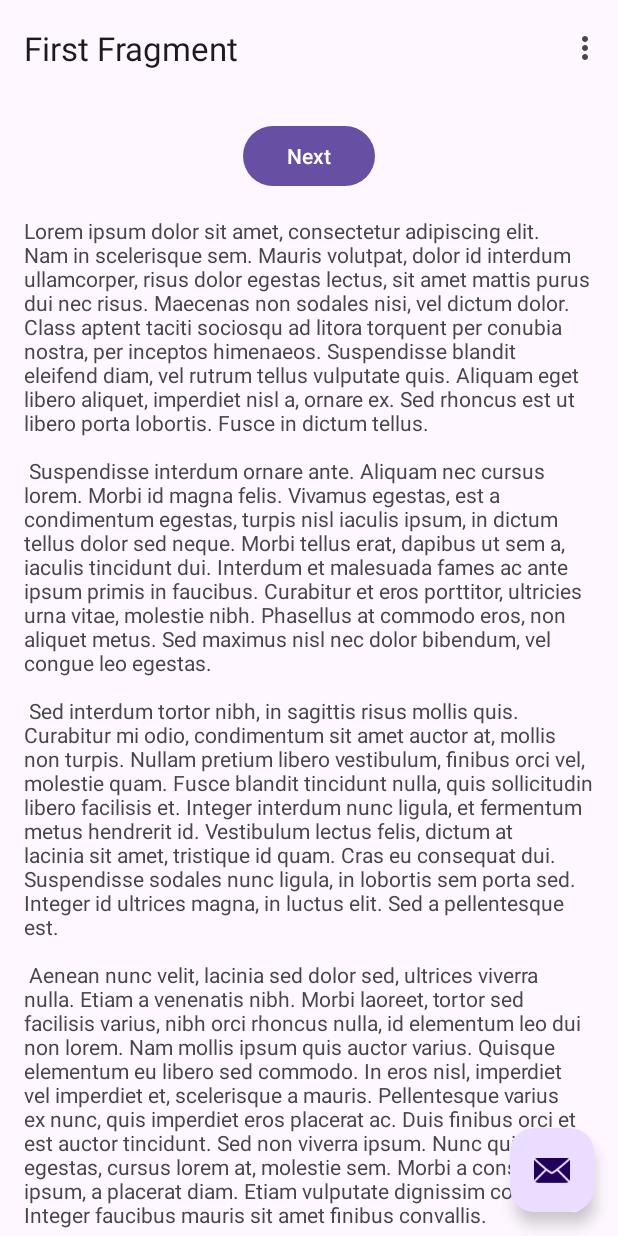
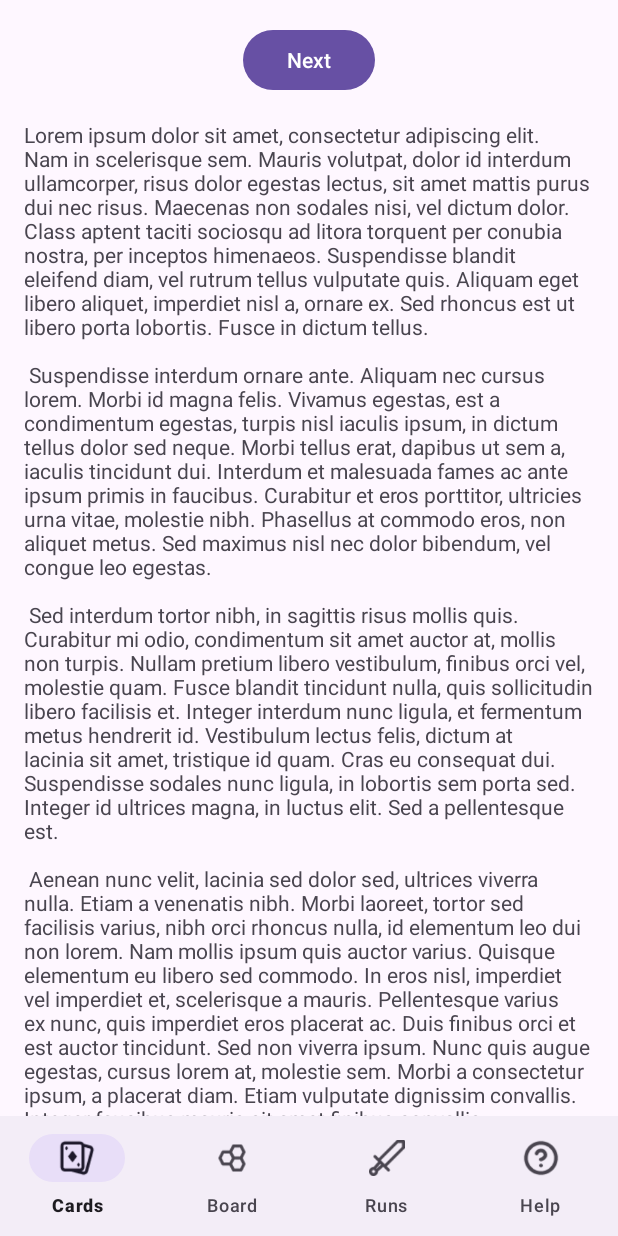
Before and after one commit to GazerJin/Rumblebees-App, an Android app: the screen it shows after launch (MainActivity), on a phone screen of 412 x 824 dp. Run offline under Robolectric (Android 15) with nearby library versions, the phone set to English and light mode, and no system bars.

Commit message:
Refactor: Updated navbar in main activity and refactored FirstFragment class to CardFragment

```diff
--- a/app/src/main/java/com/mobdeve/s15/bautista/samantha/gamedesapp/FirstFragment.java
+++ b/app/src/main/java/com/mobdeve/s15/bautista/samantha/gamedesapp/CardsFragment.java
@@ -11,7 +11,7 @@ import androidx.navigation.fragment.NavHostFragment;
 
 import com.mobdeve.s15.bautista.samantha.gamedesapp.databinding.FragmentFirstBinding;
 
-public class FirstFragment extends Fragment {
+public class CardsFragment extends Fragment {
 
     private FragmentFirstBinding binding;
 
@@ -32,7 +32,7 @@ public class FirstFragment extends Fragment {
         binding.buttonFirst.setOnClickListener(new View.OnClickListener() {
             @Override
             public void onClick(View view) {
-                NavHostFragment.findNavController(FirstFragment.this)
+                NavHostFragment.findNavController(CardsFragment.this)
                         .navigate(R.id.action_FirstFragment_to_SecondFragment);
             }
         });
--- a/app/src/main/java/com/mobdeve/s15/bautista/samantha/gamedesapp/MainActivity.java
+++ b/app/src/main/java/com/mobdeve/s15/bautista/samantha/gamedesapp/MainActivity.java
@@ -1,77 +1,51 @@
 package com.mobdeve.s15.bautista.samantha.gamedesapp;
 
 import android.os.Bundle;
-
-import com.google.android.material.snackbar.Snackbar;
-
+import com.google.android.material.bottomnavigation.BottomNavigationView;
 import androidx.appcompat.app.AppCompatActivity;
-
-import android.view.View;
-
-import androidx.navigation.NavController;
-import androidx.navigation.Navigation;
-import androidx.navigation.ui.AppBarConfiguration;
-import androidx.navigation.ui.NavigationUI;
-
-import com.mobdeve.s15.bautista.samantha.gamedesapp.databinding.ActivityMainBinding;
-
-import android.view.Menu;
-import android.view.MenuItem;
+import androidx.fragment.app.Fragment;
 
 public class MainActivity extends AppCompatActivity {
-
-    private AppBarConfiguration appBarConfiguration;
-    private ActivityMainBinding binding;
 
     @Override
     protected void onCreate(Bundle savedInstanceState) {
         super.onCreate(savedInstanceState);
+        setContentView(R.layout.activity_main);
 
-        binding = ActivityMainBinding.inflate(getLayoutInflater());
-        setContentView(binding.getRoot());
+        // Initialize navbar
+        BottomNavigationView navbar = findViewById(R.id.navbarBnv);
 
-        setSupportActionBar(binding.toolbar);
-
-        NavController navController = Navigation.findNavController(this, R.id.nav_host_fragment_content_main);
-        appBarConfiguration = new AppBarConfiguration.Builder(navController.getGraph()).build();
-        NavigationUI.setupActionBarWithNavController(this, navController, appBarConfiguration);
-
-        binding.fab.setOnClickListener(new View.OnClickListener() {
-            @Override
-            public void onClick(View view) {
-                Snackbar.make(view, "Replace with your own action", Snackbar.LENGTH_LONG)
-                        .setAnchorView(R.id.fab)
-                        .setAction("Action", null).show();
-            }
-        });
-    }
-
-    @Override
-    public boolean onCreateOptionsMenu(Menu menu) {
-        // Inflate the menu; this adds items to the action bar if it is present.
-        getMenuInflater().inflate(R.menu.navbar, menu);
-        return true;
-    }
-
-    @Override
-    public boolean onOptionsItemSelected(MenuItem item) {
-        // Handle action bar item clicks here. The action bar will
-        // automatically handle clicks on the Home/Up button, so long
-        // as you specify a parent activity in AndroidManifest.xml.
-        int id = item.getItemId();
-
-        //noinspection SimplifiableIfStatement
-        if (id == R.id.action_settings) {
-            return true;
+        // Set default fragment
+        if (savedInstanceState == null) {
+            getSupportFragmentManager().beginTransaction().replace(R.id.fragment_container, new CardsFragment()).commit();
         }
 
-        return super.onOptionsItemSelected(item);
-    }
+        // Set up item selection listener
+        navbar.setOnItemSelectedListener(item -> {
+            Fragment selectedFragment = null;
+/*
+            // Navigate to selected fragment
+            switch (item.getItemId()) {
+                case R.id.fragment_cards:
+                    selectedFragment = new CardsFragment();
+                    break;
+                case R.id.fragment_board:
+                    selectedFragment = new BoardFragment();
+                    break;
+                case R.id.fragment_combat:
+                    selectedFragment = new CombatFragment();
+                    break;
+                case R.id.fragment_help:
+                    selectedFragment = new HelpFragment();
+                    break;
+            }
 
-    @Override
-    public boolean onSupportNavigateUp() {
-        NavController navController = Navigation.findNavController(this, R.id.nav_host_fragment_content_main);
-        return NavigationUI.navigateUp(navController, appBarConfiguration)
-                || super.onSupportNavigateUp();
+            if (selectedFragment != null) {
+                getSupportFragmentManager().beginTransaction().replace(R.id.fragment_container, selectedFragment).commit();
+            }
+            */
+            return true;
+        });
+
     }
 }
--- a/app/src/main/res/layout/activity_main.xml
+++ b/app/src/main/res/layout/activity_main.xml
@@ -7,27 +7,17 @@
     android:fitsSystemWindows="true"
     tools:context=".MainActivity">
 
-    <com.google.android.material.appbar.AppBarLayout
+    <FrameLayout
+        android:id="@+id/fragment_container"
+        android:layout_width="match_parent"
+        android:layout_height="match_parent"/>
+
+    <com.google.android.material.bottomnavigation.BottomNavigationView
+        android:id="@+id/navbarBnv"
         android:layout_width="match_parent"
         android:layout_height="wrap_content"
-        android:fitsSystemWindows="true">
-
-        <com.google.android.material.appbar.MaterialToolbar
-            android:id="@+id/toolbar"
-            android:layout_width="match_parent"
-            android:layout_height="?attr/actionBarSize" />
-
-    </com.google.android.material.appbar.AppBarLayout>
-
-    <include layout="@layout/content_main" />
-
-    <com.google.android.material.floatingactionbutton.FloatingActionButton
-        android:id="@+id/fab"
-        android:layout_width="wrap_content"
-        android:layout_height="wrap_content"
-        android:layout_gravity="bottom|end"
-        android:layout_marginEnd="@dimen/fab_margin"
-        android:layout_marginBottom="16dp"
-        app:srcCompat="@android:drawable/ic_dialog_email" />
+        android:layout_gravity="bottom"
+        app:menu="@menu/navbar"
+        app:labelVisibilityMode="labeled" />
 
 </androidx.coordinatorlayout.widget.CoordinatorLayout>
--- a/app/src/main/res/layout/fragment_first.xml
+++ b/app/src/main/res/layout/fragment_first.xml
@@ -4,7 +4,7 @@
     xmlns:tools="http://schemas.android.com/tools"
     android:layout_width="match_parent"
     android:layout_height="match_parent"
-    tools:context=".FirstFragment">
+    tools:context=".CardsFragment">
 
     <androidx.constraintlayout.widget.ConstraintLayout
         android:layout_width="match_parent"
--- a/app/src/main/res/menu/navbar.xml
+++ b/app/src/main/res/menu/navbar.xml
@@ -1,12 +1,6 @@
 <menu xmlns:android="http://schemas.android.com/apk/res/android"
-    xmlns:app="http://schemas.android.com/apk/res-auto"
     xmlns:tools="http://schemas.android.com/tools"
     tools:context="com.mobdeve.s15.bautista.samantha.gamedesapp.MainActivity">
-    <item
-        android:id="@+id/action_settings"
-        android:orderInCategory="100"
-        android:title="@string/action_settings"
-        app:showAsAction="never" />
     <item
         android:id="@+id/fragment_cards"
         android:icon="@drawable/selector_card"
@@ -25,5 +19,5 @@
     <item
         android:id="@+id/fragment_help"
         android:icon="@drawable/selector_help"
-        android:title="Notifications" />
+        android:title="Help" />
 </menu>
--- a/app/src/main/res/navigation/nav_graph.xml
+++ b/app/src/main/res/navigation/nav_graph.xml
@@ -7,7 +7,7 @@
 
     <fragment
         android:id="@+id/FirstFragment"
-        android:name="com.mobdeve.s15.bautista.samantha.gamedesapp.FirstFragment"
+        android:name="com.mobdeve.s15.bautista.samantha.gamedesapp.CardsFragment"
         android:label="@string/first_fragment_label"
         tools:layout="@layout/fragment_first">
 
```
